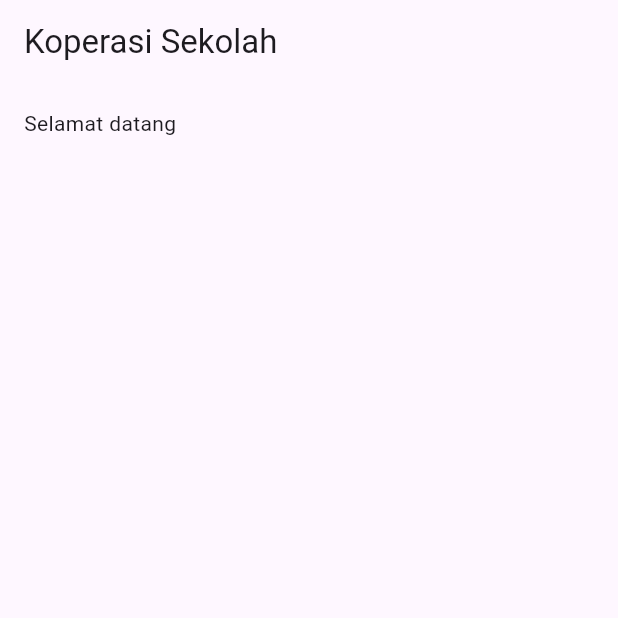
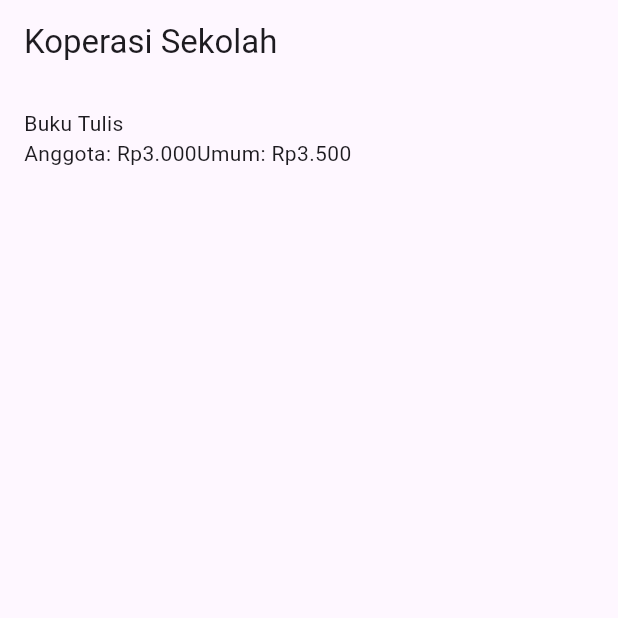
Before and after one commit to fachturrpl1/kopsis-ui-flutter, a Flutter app: the screen it shows after launch, on a phone screen of 412 x 824 dp, the top half of it. Run offline on Flutter 3.47's test engine with Material 3 defaults, Android fonts, the phone set to English and light mode, and no system bars.

Commit message:
feat(scaffold/body): add layout using Column and Row for item info

```diff
--- a/lib/main.dart
+++ b/lib/main.dart
@@ -30,7 +30,21 @@ class MyApp extends StatelessWidget {
       ),
       home: Scaffold(
         appBar: AppBar(title: const Text('Koperasi Sekolah')),
-        body: const Padding(padding: EdgeInsetsGeometry.all(16), child: Text('Selamat datang'),)
+        body: Container(
+          padding: const EdgeInsets.all(16),
+          child: Column(
+            crossAxisAlignment: CrossAxisAlignment.start,
+            children: [
+              const Text('Buku Tulis'),
+              Row(
+                children: const [
+                  Text('Anggota: Rp3.000'),
+                  Text('Umum: Rp3.500'),
+                ],
+              )
+            ],
+          ),
+        )
       ),
     );
   }
```
